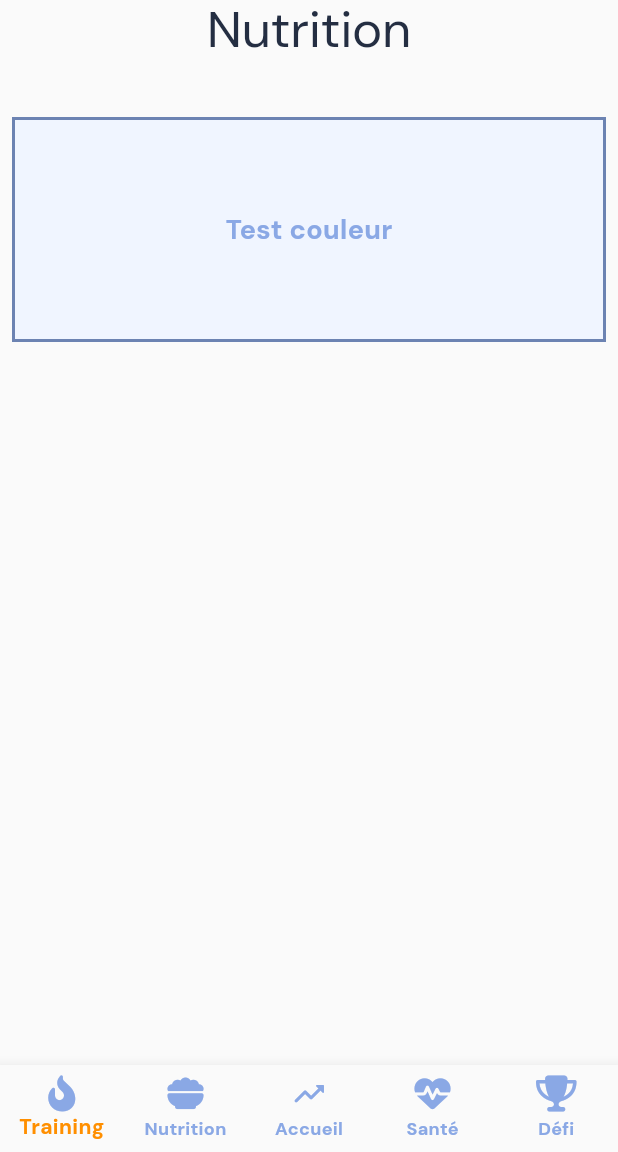
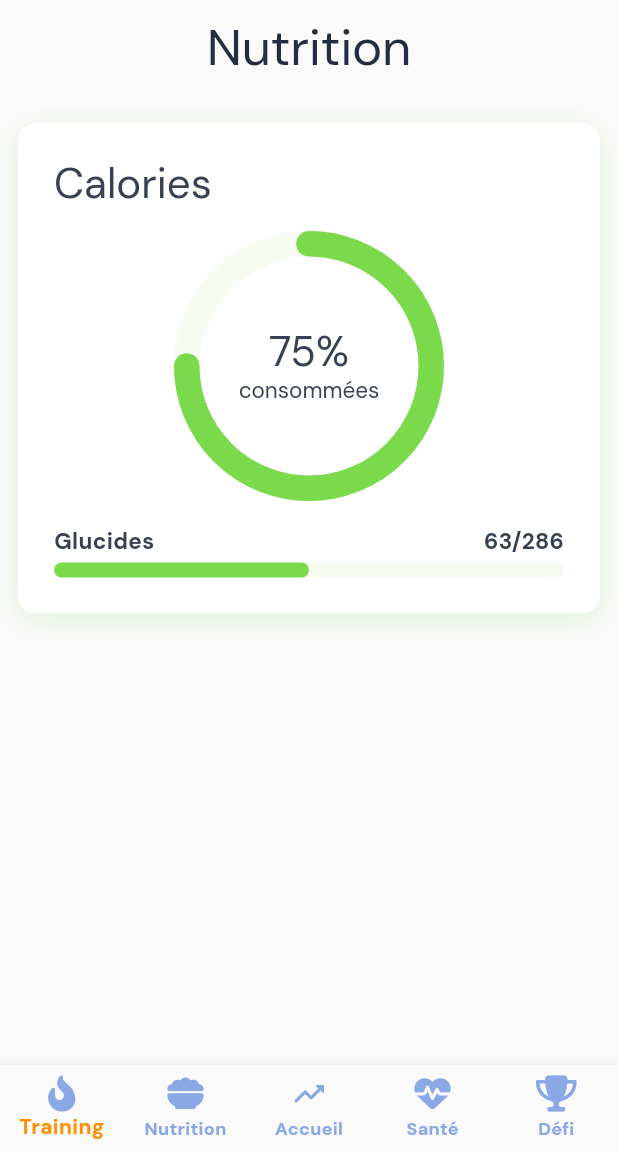
Before and after one commit to sofian-bali/Improve-U, a Flutter app: the NutritionPage screen opened by its route, on a phone screen of 412 x 824 dp, the part 84-1236 px from its top. Run offline on Flutter 3.47's test engine with Material 3 defaults, Android fonts, the phone set to English and light mode, and no system bars; drawn by our look-alikes of percent_indicator; our stand-ins replace font_awesome_flutter.

Commit message:
🚧 Work on nutrition design | 25/04

```diff
--- a/frontend/improve_u/lib/ui/screens/nutrition.dart
+++ b/frontend/improve_u/lib/ui/screens/nutrition.dart
@@ -1,6 +1,7 @@
 import 'package:flutter/material.dart';
 import 'package:improve_u/ui/widgets/custom_bottom_bar.dart';
 import 'package:improve_u/ui/widgets/custom_app_bar.dart';
+import 'package:improve_u/ui/widgets/nutrition/nutrition_progress_card.dart';
 
 class NutritionPage extends StatelessWidget {
   const NutritionPage({super.key});
@@ -9,8 +10,11 @@ class NutritionPage extends StatelessWidget {
   Widget build(BuildContext context) {
     return Scaffold(
       appBar: const CustomAppBar(title: 'Improve-U'),
-      body: Column(
+      body: Padding(
+        padding: const EdgeInsets.all(12.0),
+        child: Column(
           children: [
+            /// Titre
             Row(
               mainAxisAlignment: MainAxisAlignment.center,
               children: [
@@ -29,30 +33,10 @@ class NutritionPage extends StatelessWidget {
               height: 32,
             ),
 
-          Padding(
-            padding: const EdgeInsets.all(8.0),
-            child: Container(
-              height: 150,
-              decoration: BoxDecoration(
-                color: Theme.of(context).colorScheme.primaryContainer,
-                border: Border.all(
-                  color: Theme.of(context).colorScheme.onPrimaryContainer,
-                  width: 2,
+            /// Affichage de la progression
+            const NutritionProgressCard(),
+          ],
         ),
-              ),
-              child: Center(
-                child: Text(
-                  'Test couleur',
-                  style: TextStyle(
-                    color: Theme.of(context).colorScheme.primary,
-                    fontSize: 18,
-                    fontWeight: FontWeight.bold,
-                  ),
-                ),
-              ),
-            ),
-          )
-        ],
       ),
       bottomNavigationBar: const CustomBottomAppBar(),
     );
--- a/frontend/improve_u/lib/ui/widgets/custom_app_bar.dart
+++ b/frontend/improve_u/lib/ui/widgets/custom_app_bar.dart
@@ -1,4 +1,3 @@
-// custom_app_bar.dart
 import 'package:flutter/material.dart';
 
 class CustomAppBar extends StatelessWidget implements PreferredSizeWidget {
--- /dev/null
+++ b/frontend/improve_u/lib/ui/widgets/nutrition/nutrition_progress_card.dart
@@ -0,0 +1,116 @@
+import 'package:flutter/material.dart';
+import 'package:flutter/widgets.dart';
+import 'package:percent_indicator/circular_percent_indicator.dart';
+import 'package:percent_indicator/linear_percent_indicator.dart';
+
+class NutritionProgressCard extends StatelessWidget {
+  const NutritionProgressCard({super.key});
+
+  @override
+  Widget build(BuildContext context) {
+    return Container(
+      width: double.infinity,
+      padding: const EdgeInsets.all(12),
+      decoration: ShapeDecoration(
+        color: Colors.white,
+        shape: RoundedRectangleBorder(
+          borderRadius: BorderRadius.circular(12),
+        ),
+        shadows: const [
+          BoxShadow(
+            color: Color(0xFFE2F2DA),
+            blurRadius: 15,
+            offset: Offset(0, 4),
+            spreadRadius: 0,
+          )
+        ],
+      ),
+      child: Padding(
+        padding: const EdgeInsets.all(12.0),
+        child: Column(
+          children: [
+            /// Titre
+            Row(
+              children: [
+                Text(
+                  'Calories',
+                  style: Theme.of(context).textTheme.displayMedium,
+                ),
+              ],
+            ),
+
+            /// Gap
+            const SizedBox(
+              height: 16,
+            ),
+
+            /// Cercle des calories
+            Center(
+              child: CircularPercentIndicator(
+                radius: 90.0,
+                lineWidth: 17.0,
+                percent: .75,
+                animation: true,
+                animationDuration: 1000,
+                circularStrokeCap: CircularStrokeCap.round,
+                center: Column(
+                  mainAxisAlignment: MainAxisAlignment.center,
+                  children: [
+                    Text(
+                      '75%',
+                      style: Theme.of(context).textTheme.displayMedium,
+                    ),
+                    Text(
+                      'consommées',
+                      style: Theme.of(context).textTheme.headlineSmall,
+                    ),
+                  ],
+                ),
+                progressColor: Theme.of(context).colorScheme.secondary,
+                backgroundColor:
+                    Theme.of(context).colorScheme.secondaryContainer,
+              ),
+            ),
+
+            /// Gap
+            const SizedBox(
+              height: 16,
+            ),
+
+            /// Macronutriments progression
+            SizedBox(
+              width: double.infinity,
+              child: Column(
+                children: [
+                  /// Nom du macronutriment
+                  const Row(
+                    mainAxisAlignment: MainAxisAlignment.spaceBetween,
+                    children: [Text('Glucides'), Text('63/286')],
+                  ),
+
+                  /// Gap
+                  const SizedBox(
+                    height: 4,
+                  ),
+
+                  /// Barre de progression
+                  LinearPercentIndicator(
+                    padding: EdgeInsets.zero,
+                    lineHeight: 10.0,
+                    percent: .5,
+                    backgroundColor:
+                        Theme.of(context).colorScheme.secondaryContainer,
+                    progressColor: Theme.of(context).colorScheme.secondary,
+                    animation: true,
+                    animationDuration: 500,
+                    barRadius: const Radius.circular(8),
+                  ),
+                ],
+              ),
+            )
+          ],
+        ),
+      ),
+    );
+  }
+}
--- a/frontend/improve_u/pubspec.yaml
+++ b/frontend/improve_u/pubspec.yaml
@@ -35,6 +35,7 @@ dependencies:
 
   cupertino_icons: ^1.0.6
   font_awesome_flutter: ^10.7.0
+  percent_indicator: ^4.2.3
 
 
 
```
Also changed, not shown: frontend/improve_u/pubspec.lock. Lines whose indentation alone changed are shown as unchanged.
